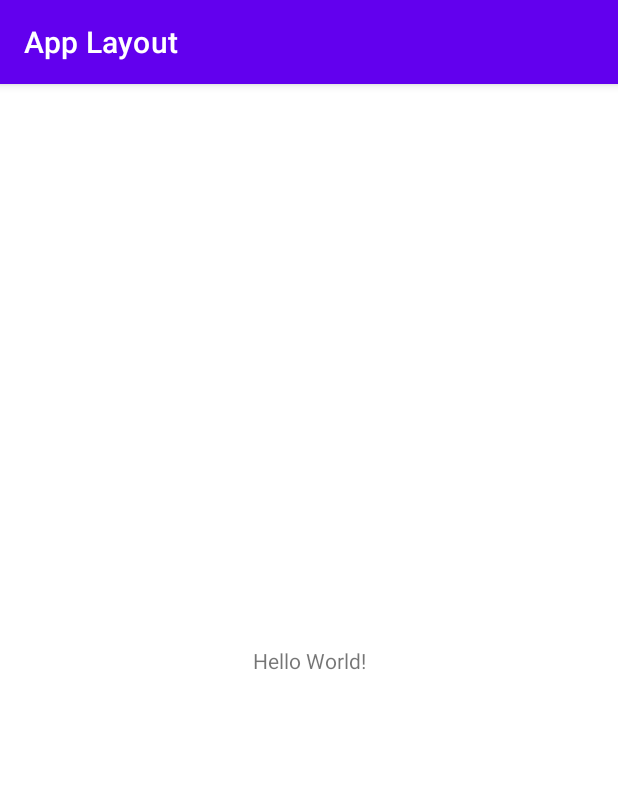
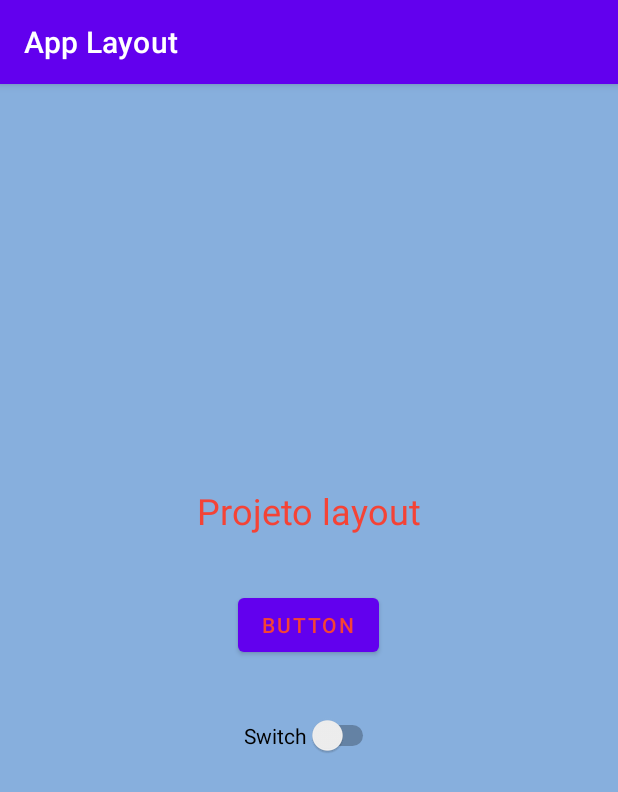
Before and after one commit to matheus4lves/AppLayout, an Android app: the screen it shows after launch (MainActivity), on a phone screen of 412 x 824 dp. Shown: the top 792 px of the screen. Run offline under Robolectric (Android 15) with nearby library versions, the phone set to English and light mode, and no system bars.

Commit message:
Customize the theme of the app
You can set a theme for your application in the AndroidManifest
file, inside the application tag, using the android:theme
property.

You should use the color.xml file to specify variables for your
project's colors, thus avoiding hardcoding them.

Notice that you can customize two different color themes for your
app: default theme and dark theme.

```diff
--- a/app/src/main/res/layout/activity_main.xml
+++ b/app/src/main/res/layout/activity_main.xml
@@ -7,12 +7,35 @@
     tools:context=".MainActivity">
 
     <TextView
+        android:id="@+id/textView"
         android:layout_width="wrap_content"
         android:layout_height="wrap_content"
-        android:text="Hello World!"
-        app:layout_constraintBottom_toBottomOf="parent"
-        app:layout_constraintLeft_toLeftOf="parent"
-        app:layout_constraintRight_toRightOf="parent"
+        android:layout_marginTop="268dp"
+        android:text="Projeto layout"
+        android:textSize="24sp"
+        app:layout_constraintEnd_toEndOf="parent"
+        app:layout_constraintStart_toStartOf="parent"
         app:layout_constraintTop_toTopOf="parent" />
 
+    <Switch
+        android:id="@+id/switch1"
+        android:layout_width="wrap_content"
+        android:layout_height="wrap_content"
+        android:layout_marginTop="36dp"
+        android:text="Switch"
+        app:layout_constraintEnd_toEndOf="@+id/button"
+        app:layout_constraintTop_toBottomOf="@+id/button" />
+
+    <Button
+        android:id="@+id/button"
+        android:layout_width="wrap_content"
+        android:layout_height="wrap_content"
+        android:layout_marginStart="27dp"
+        android:layout_marginLeft="27dp"
+        android:layout_marginTop="36dp"
+        android:text="Button"
+        android:textColor="@color/textColor"
+        app:layout_constraintStart_toStartOf="@+id/textView"
+        app:layout_constraintTop_toBottomOf="@+id/textView" />
+
 </androidx.constraintlayout.widget.ConstraintLayout>
--- a/app/src/main/res/values/colors.xml
+++ b/app/src/main/res/values/colors.xml
@@ -7,4 +7,7 @@
     <color name="teal_700">#FF018786</color>
     <color name="black">#FF000000</color>
     <color name="white">#FFFFFFFF</color>
+    <color name="colorAccent">#673AB7</color>
+    <color name="windowBackground">#87AFDD</color>
+    <color name="textColor">#F44336</color>
 </resources>
--- a/app/src/main/res/values/themes.xml
+++ b/app/src/main/res/values/themes.xml
@@ -12,5 +12,8 @@
         <!-- Status bar color. -->
         <item name="android:statusBarColor" tools:targetApi="l">?attr/colorPrimaryVariant</item>
         <!-- Customize your theme here. -->
+        <item name="colorAccent">@color/colorAccent</item>
+        <item name="android:windowBackground">@color/windowBackground</item>
+        <item name="android:textColor">@color/textColor</item>
     </style>
 </resources>
```
